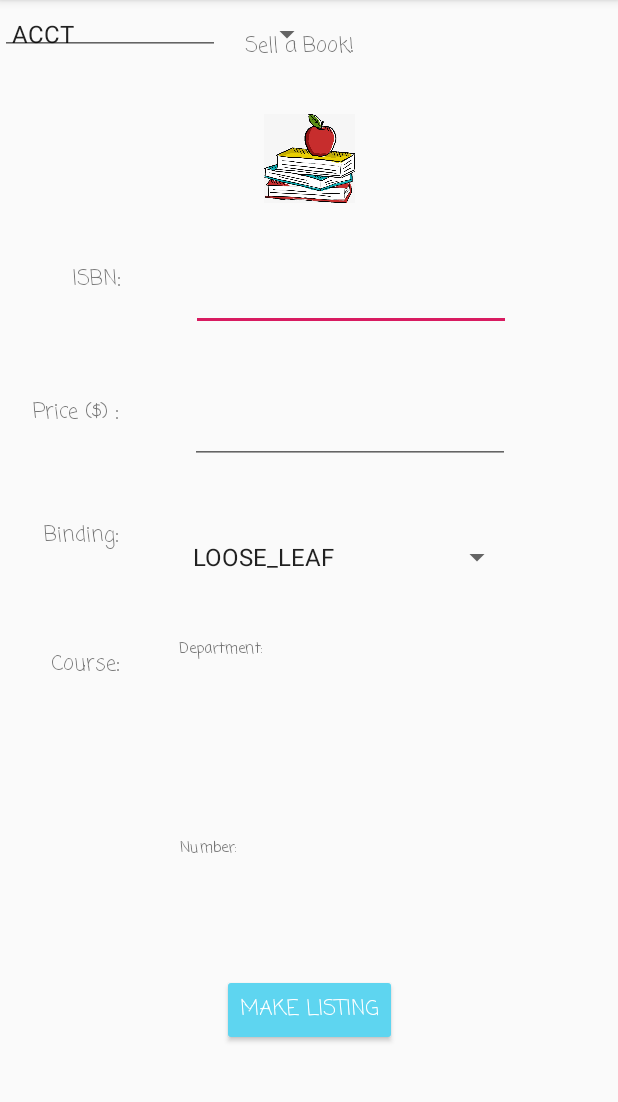
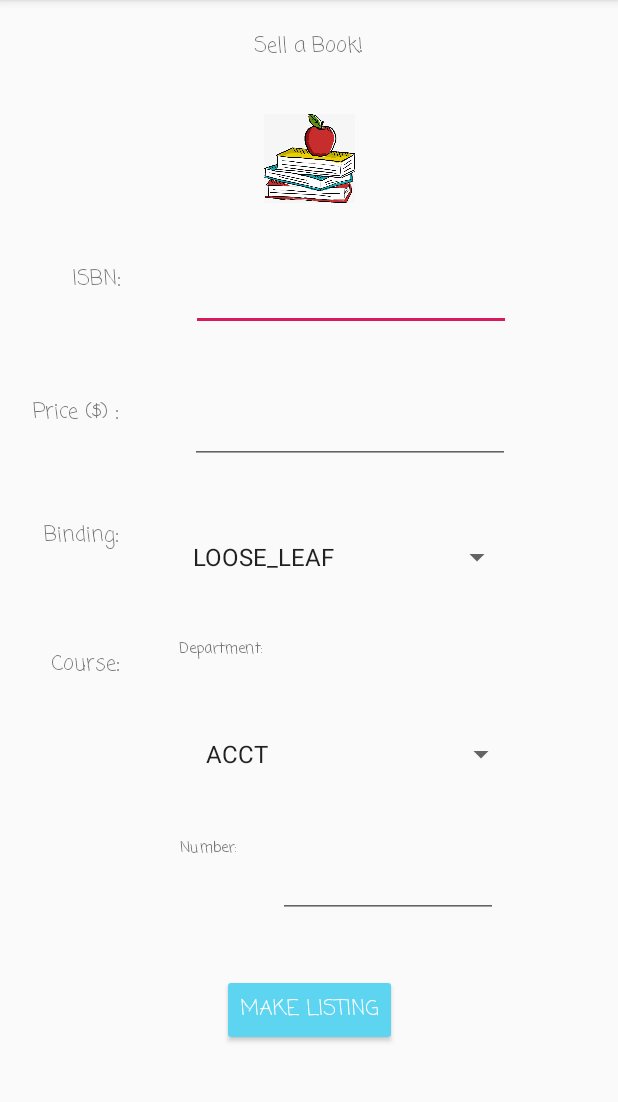
Before and after one commit to cking90/BudsList, an Android app: the CreateListingActivity screen opened directly, with no data from a screen before it, on a phone screen of 412 x 824 dp, the part 84-1186 px from its top. Run offline under Robolectric (Android 15) with nearby library versions, the phone set to English and light mode, and no system bars; 1 statement that could not run was skipped.

Commit message:
Fixed create list activity

```diff
--- a/app/src/main/res/layout/activity_create_listing.xml
+++ b/app/src/main/res/layout/activity_create_listing.xml
@@ -18,7 +18,7 @@
         android:text="Sell a Book!"
         app:layout_constraintBottom_toBottomOf="parent"
         app:layout_constraintEnd_toEndOf="parent"
-        app:layout_constraintHorizontal_bias="0.481"
+        app:layout_constraintHorizontal_bias="0.501"
         app:layout_constraintStart_toStartOf="parent"
         app:layout_constraintTop_toTopOf="parent"
         app:layout_constraintVertical_bias="0.017" />
@@ -132,8 +132,16 @@
         android:id="@+id/spinner_department_id"
         android:layout_width="215dp"
         android:layout_height="45dp"
-        tools:layout_editor_absoluteX="110dp"
-        tools:layout_editor_absoluteY="309dp" />
+        android:layout_marginStart="8dp"
+        android:layout_marginTop="8dp"
+        android:layout_marginEnd="8dp"
+        android:layout_marginBottom="8dp"
+        app:layout_constraintBottom_toBottomOf="parent"
+        app:layout_constraintEnd_toEndOf="parent"
+        app:layout_constraintHorizontal_bias="0.673"
+        app:layout_constraintStart_toStartOf="parent"
+        app:layout_constraintTop_toTopOf="parent"
+        app:layout_constraintVertical_bias="0.668" />
 
     <TextView
         android:id="@+id/textView9"
@@ -204,17 +212,6 @@
         app:layout_constraintTop_toTopOf="parent"
         app:layout_constraintVertical_bias="0.482" />
 
-    <EditText
-        android:id="@+id/editText_courseNum_id"
-        android:layout_width="wrap_content"
-        android:layout_height="wrap_content"
-        android:ems="10"
-        android:fontFamily="casual"
-        android:inputType="number"
-        android:textSize="10sp "
-        tools:layout_editor_absoluteX="164dp"
-        tools:layout_editor_absoluteY="364dp" />
-
     <Button
         android:id="@+id/button"
         style="@style/Widget.AppCompat.Button.Colored"
@@ -231,4 +228,23 @@
         app:layout_constraintStart_toStartOf="parent"
         app:layout_constraintTop_toTopOf="parent"
         app:layout_constraintVertical_bias="0.912" />
+
+    <EditText
+        android:id="@+id/editText_courseNum_id"
+        android:layout_width="wrap_content"
+        android:layout_height="45dp"
+        android:layout_marginStart="8dp"
+        android:layout_marginTop="8dp"
+        android:layout_marginEnd="8dp"
+        android:layout_marginBottom="8dp"
+        android:ems="10"
+        android:fontFamily="casual"
+        android:inputType="number"
+        android:textSize="10sp"
+        app:layout_constraintBottom_toBottomOf="parent"
+        app:layout_constraintEnd_toEndOf="parent"
+        app:layout_constraintHorizontal_bias="0.711"
+        app:layout_constraintStart_toStartOf="parent"
+        app:layout_constraintTop_toTopOf="parent"
+        app:layout_constraintVertical_bias="0.791" />
 </android.support.constraint.ConstraintLayout>
```
